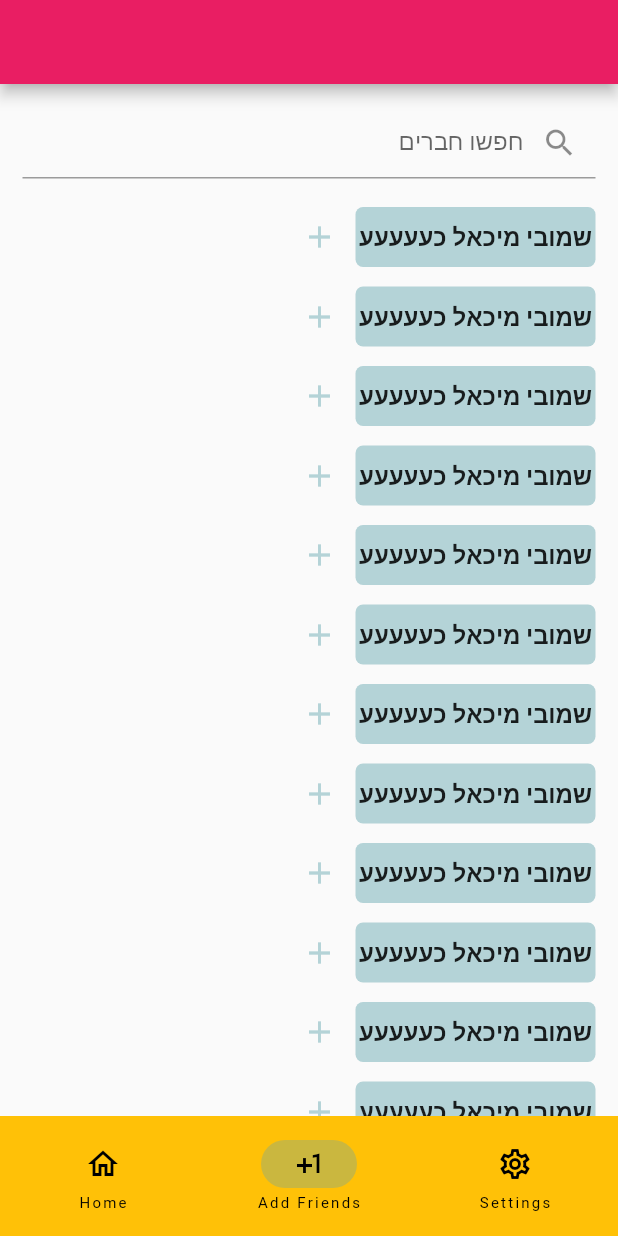
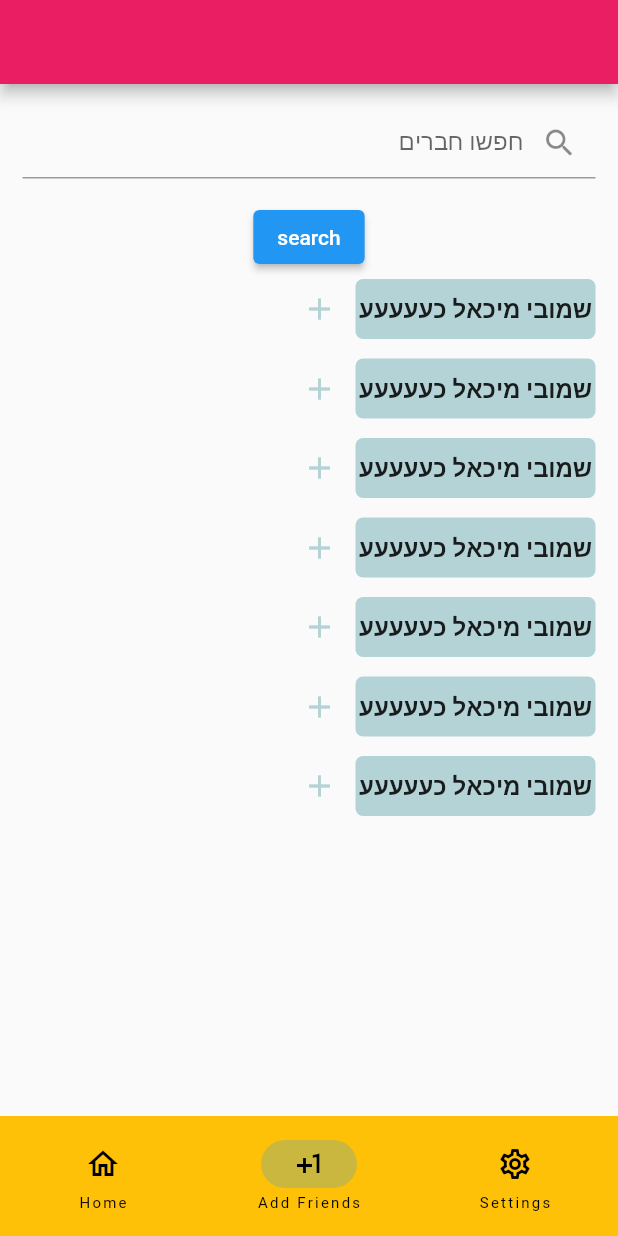
Before and after one commit to Guy-Michael/im_okay_client, a Flutter app: the screen it shows after launch, item 2 of the bottom bar chosen, on a phone screen of 412 x 824 dp. Run offline on Flutter 3.47's test engine with Material 2 defaults, Android fonts, the phone set to English and light mode, and no system bars; our stand-ins replace flutter_contacts, fluttertoast, go_router, shared_preferences; accounts and stored records are empty.

Commit message:
some stuff

```diff
--- a/lib/Utils/storage_utils.dart
+++ b/lib/Utils/storage_utils.dart
@@ -17,9 +17,13 @@ class StorageUtils {
     await prefs.setString(_userStorageKey, jsonUser);
   }
 
-  static Future<String?> fetchAccessToken() async {
+  static Future<String> fetchAccessToken() async {
     final prefs = await SharedPreferences.getInstance();
     String? accessToken = prefs.getString(_accessTokenStorageKey);
+
+    if (accessToken == null) {
+      throw new Exception("no access token found");
+    }
     return accessToken;
   }
 
--- a/lib/pages/add_friends_page.dart
+++ b/lib/pages/add_friends_page.dart
@@ -1,8 +1,10 @@
 import 'package:flutter/material.dart';
+import 'package:im_okay_client/Models/user.dart';
+import 'package:im_okay_client/Utils/http_utils.dart';
 import 'package:im_okay_client/Widgets/my_text_field.dart';
 
 class AddFriendsPage extends StatefulWidget {
-  const AddFriendsPage({super.key});
+  AddFriendsPage({super.key});
 
   @override
   AddFriendsPageState createState() => AddFriendsPageState();
@@ -10,6 +12,13 @@ class AddFriendsPage extends StatefulWidget {
 
 class AddFriendsPageState extends State<AddFriendsPage> {
   TextEditingController searchController = TextEditingController();
+
+  Future<List<User>> getSearchResults() async {
+    String searchQuery = searchController.text;
+    List<User> list = await HttpUtils.queryFriends(searchQuery);
+    debugPrint(list.toString());
+    return list;
+  }
 
   @override
   Widget build(BuildContext context) {
@@ -23,24 +32,34 @@ class AddFriendsPageState extends State<AddFriendsPage> {
               hintText: 'חפשו חברים',
               icon: Icons.search,
             )),
-        Expanded(
-          child: ListView.builder(
-            itemCount: 100,
-            itemBuilder: (context, index) {
-              return FriendSearchResult(name: 'שמובי מיכאל כעעעעע');
-            },
-          ),
+        ElevatedButton(child: Text("search"), onPressed: getSearchResults),
+        Wrap(
+          children: [
+            FriendSearchResult(name: 'שמובי מיכאל כעעעעע'),
+            FriendSearchResult(name: 'שמובי מיכאל כעעעעע'),
+            FriendSearchResult(name: 'שמובי מיכאל כעעעעע'),
+            FriendSearchResult(name: 'שמובי מיכאל כעעעעע'),
+            FriendSearchResult(name: 'שמובי מיכאל כעעעעע'),
+            FriendSearchResult(name: 'שמובי מיכאל כעעעעע'),
+            FriendSearchResult(name: 'שמובי מיכאל כעעעעע')
+          ],
         ),
       ],
     ));
   }
 }
 
-class FriendSearchResult extends StatelessWidget {
-  String name;
-  Widget? appended;
+class FriendSearchResult extends StatefulWidget {
+  final String name;
+  final Widget? appended;
+
   FriendSearchResult({this.name = '', this.appended, super.key});
 
+  @override
+  State<FriendSearchResult> createState() => FriendSearchResultState();
+}
+
+class FriendSearchResultState extends State<FriendSearchResult> {
   @override
   Widget build(BuildContext context) {
     return Container(
@@ -48,8 +67,9 @@ class FriendSearchResult extends StatelessWidget {
         child: Row(
           textDirection: TextDirection.rtl,
           crossAxisAlignment: CrossAxisAlignment.center,
-          children: _getList(name),
+          children: _getList(widget.name),
         ));
+  }
 }
 
 List<Widget> _getList(String name) => [
@@ -77,4 +97,3 @@ class FriendSearchResult extends StatelessWidget {
           alignment: Alignment.center,
           icon: const Icon(Icons.add))
     ];
-}
--- a/lib/pages/hub_page.dart
+++ b/lib/pages/hub_page.dart
@@ -43,11 +43,10 @@ class HubPageState extends State<HubPage> {
   }
 }
 
-const List<
-        ({Widget widget, String label, IconData icon, IconData iconSelected})>
+List<({Widget widget, String label, IconData icon, IconData iconSelected})>
     list = [
   (
-    widget: ReportsPage(),
+    widget: const ReportsPage(),
     label: 'Home',
     icon: Icons.home_outlined,
     iconSelected: Icons.home
--- a/lib/pages/login_page.dart
+++ b/lib/pages/login_page.dart
@@ -1,5 +1,4 @@
 import 'package:flutter/material.dart';
-import 'package:go_router/go_router.dart';
 import 'package:im_okay_client/Services/router_service.dart';
 import 'package:im_okay_client/Utils/Consts/consts.dart';
 import 'package:im_okay_client/Utils/http_utils.dart';
--- a/lib/pages/reports_page.dart
+++ b/lib/pages/reports_page.dart
@@ -17,7 +17,7 @@ class UserList extends ChangeNotifier {
     updateAll();
 
     Timer.periodic(const Duration(seconds: 5), (timer) async {
-      await updateAll();
+      // await updateAll();
     });
   }
 
```
Also changed, not shown: lib/Utils/http_utils.dart (+31 -6 lines). Lines whose indentation alone changed are shown as unchanged.
